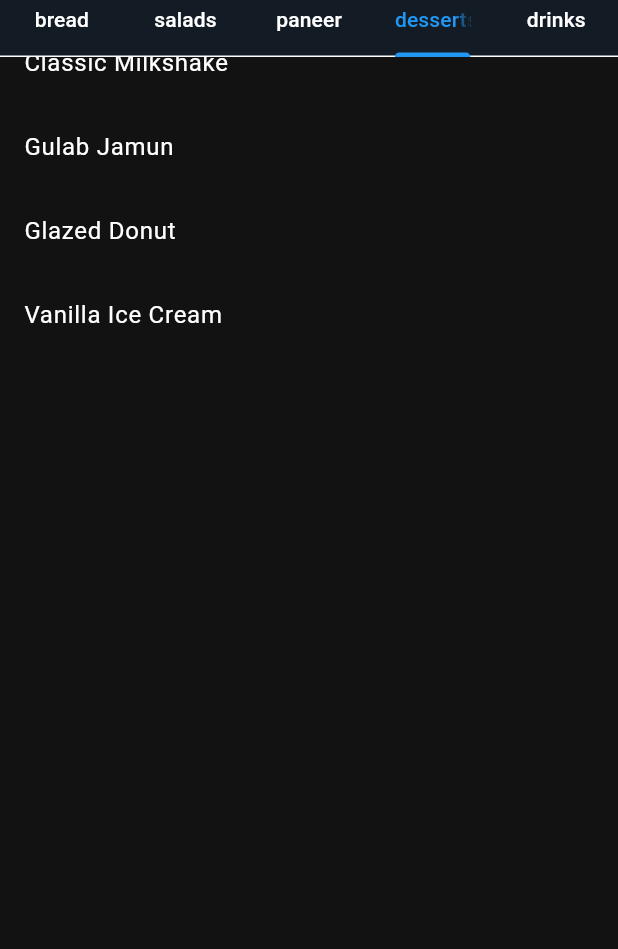
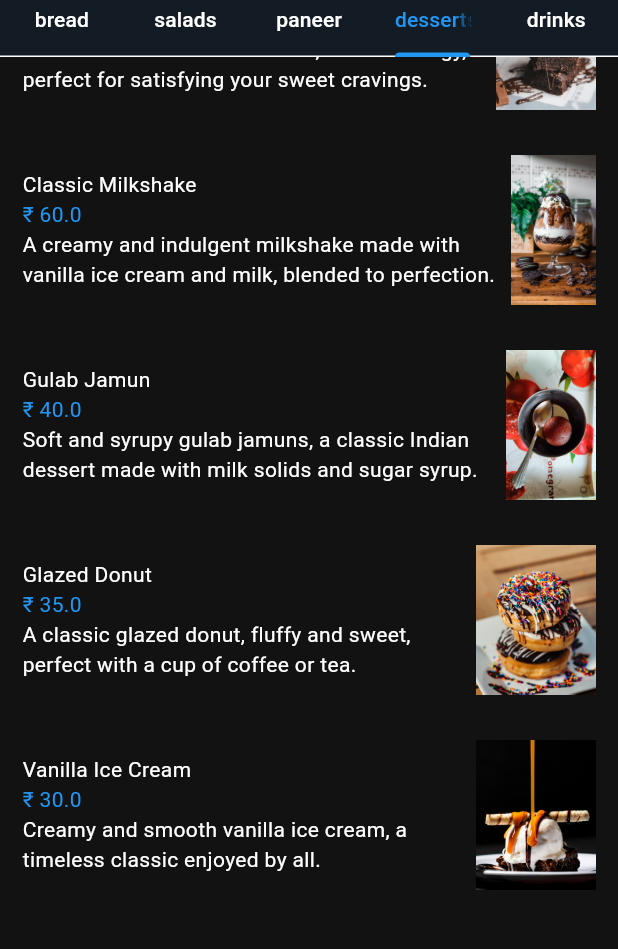
Before and after one commit to Natansh05/food_delivery_app, a Flutter app: the screen it shows after launch, tab 4 chosen, scrolled down 340 dp, on a phone screen of 412 x 824 dp, the part 63-1012 px from its top. Run offline on Flutter 3.47's test engine with Material 3 defaults, Android fonts, the phone set to English and light mode, and no system bars.

Commit message:
Food Tile on home page added

```diff
--- /dev/null
+++ b/lib/src/common widgets/my_food_tile.dart
@@ -0,0 +1,53 @@
+import 'package:flutter/material.dart';
+
+import '../models/food.dart';
+
+class FoodTile extends StatelessWidget {
+
+  final Food food;
+  final void Function()? onTap;
+  const FoodTile({
+    super.key,
+    required this.food,
+    required this.onTap,
+  });
+
+  @override
+  Widget build(BuildContext context) {
+    return Column(
+      children: [
+        GestureDetector(
+          onTap: onTap,
+          child: Container(
+            decoration: BoxDecoration(
+              borderRadius: BorderRadius.circular(12.0),
+
+            ),
+            child: Padding(
+              padding: const EdgeInsets.all(15.0),
+              child: Row(
+                children: [
+                  Expanded(
+                      child: Column(
+                        crossAxisAlignment: CrossAxisAlignment.start,
+                        children: [
+                          Text(food.name),
+                          Text('\₹'+ " "+food.price.toString(),
+                          style: TextStyle(
+                            color: Theme.of(context).colorScheme.primary,
+                          ),),
+                          Text(food.description),
+                        ],
+                      ),
+                  ),
+                  // food image
+                  Image.asset(food.imagePath,height: 100,),
+                ],
+              ),
+            ),
+          ),
+        )
+      ],
+    );
+  }
+}
--- a/lib/src/models/restaurants.dart
+++ b/lib/src/models/restaurants.dart
@@ -4,6 +4,8 @@ import 'food.dart';
 
 class Restaurant extends ChangeNotifier{
   final List<Food> _menu = [
+
+
     // burgers
     Food(
         availableAddOn: [
@@ -54,7 +56,7 @@ class Restaurant extends ChangeNotifier{
       ],
       price: 149.0,
       name: "Nutty Protein Sandwich",
-      imagePath: "lib/assets/bread/nutty_protein_sandwich.jpeg",
+      imagePath: "lib/assets/bread/burger3.jpeg",
       description: "A power-packed sandwich featuring whole grain bread filled with creamy almond butter, mixed nuts, and an extra boost of whey protein, topped with a drizzle of honey for sweetness.",
       category: FoodCategory.bread,
     ),
@@ -66,7 +68,7 @@ class Restaurant extends ChangeNotifier{
       ],
       price: 129.0,
       name: "Veg Chilli Cheese Toast",
-      imagePath: "lib/assets/burgers/veg_chilli_cheese_toast.jpeg",
+      imagePath: "lib/assets/bread/burger4.jpeg",
       description: "A delightful combination of crispy toast topped with melted cheese and spicy chili, served with a side of crunchy potato wafers and creamy mayo & cheese dip.",
       category: FoodCategory.bread,
     ),
@@ -195,7 +197,7 @@ class Restaurant extends ChangeNotifier{
     Food(
       price: 100.0,
       name: "Hyderabadi Biryani",
-      imagePath: "lib/assets/dishes/biryani.jpeg",
+      imagePath: "lib/assets/paneer/biryani.jpeg",
       description: "Aromatic and flavorful Hyderabadi biryani, made with long-grain basmati rice, tender marinated meat, and a blend of spices.",
       category: FoodCategory.paneer,
       availableAddOn: [
@@ -207,7 +209,7 @@ class Restaurant extends ChangeNotifier{
     Food(
       price: 90.0,
       name: "Paneer Angara",
-      imagePath: "lib/assets/dishes/sabji2.jpeg",
+      imagePath: "lib/assets/paneer/sabji2.jpeg",
       description: "Paneer cubes marinated in a spicy masala and grilled to perfection, served with grilled vegetables.",
       category: FoodCategory.paneer,
       availableAddOn: [
@@ -219,7 +221,7 @@ class Restaurant extends ChangeNotifier{
     Food(
       price: 95.0,
       name: "Paneer Makhanwala",
-      imagePath: "lib/assets/dishes/sabji1.jpeg",
+      imagePath: "lib/assets/paneer/sabji1.jpeg",
       description: "Paneer cubes cooked in a creamy tomato-based gravy with butter and aromatic spices.",
       category: FoodCategory.paneer,
       availableAddOn: [
--- a/lib/src/pages/home_page.dart
+++ b/lib/src/pages/home_page.dart
@@ -2,6 +2,7 @@ import 'package:flutter/material.dart';
 import 'package:myapp/src/common%20widgets/my_current_location.dart';
 import 'package:myapp/src/common%20widgets/my_description_box.dart';
 import 'package:myapp/src/common%20widgets/my_drawer.dart';
+import 'package:myapp/src/common%20widgets/my_food_tile.dart';
 import 'package:myapp/src/common%20widgets/my_sliver_appbar.dart';
 import 'package:myapp/src/common%20widgets/my_tab_bar.dart';
 import 'package:myapp/src/models/food.dart';
@@ -42,14 +43,17 @@ class _HomePageState extends State<HomePage> with SingleTickerProviderStateMixin
   // return the list of foods in given category
   List<Widget> getFoodInThisCategory(List<Food> fullMenu){
     return FoodCategory.values.map((category){
+       // get category menu
       List<Food> categoryMenu = _filterMenubyCategory(category, fullMenu);
       return ListView.builder(
         itemCount: categoryMenu.length,
           physics: const NeverScrollableScrollPhysics(),
           itemBuilder: (context,index){
-            return ListTile(
-              title: Text(categoryMenu[index].name),
-            );
+          // getting individual food item
+          final food = categoryMenu[index];
+
+          // return food tile for each food
+            return FoodTile(food: food, onTap: (){});
           },);
     }).toList();
   }
```
Also changed, not shown: lib/assets/desserts/gulabjambu.jpeg (renamed from lib/assets/desserts/gulajambu.jpeg).
